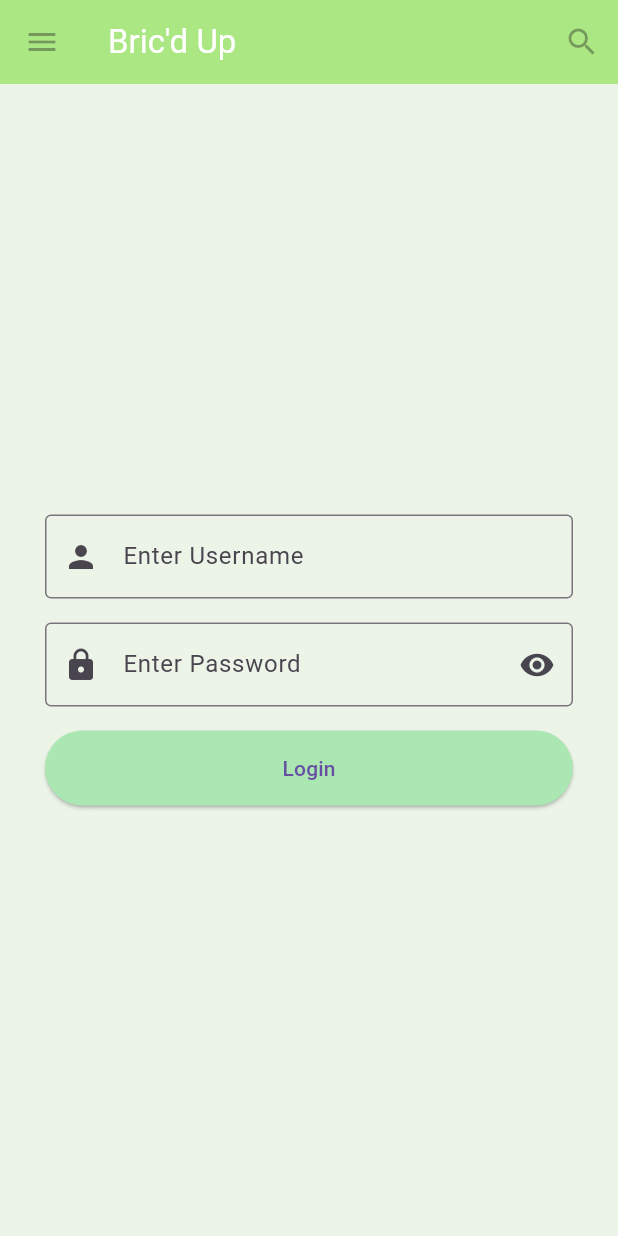
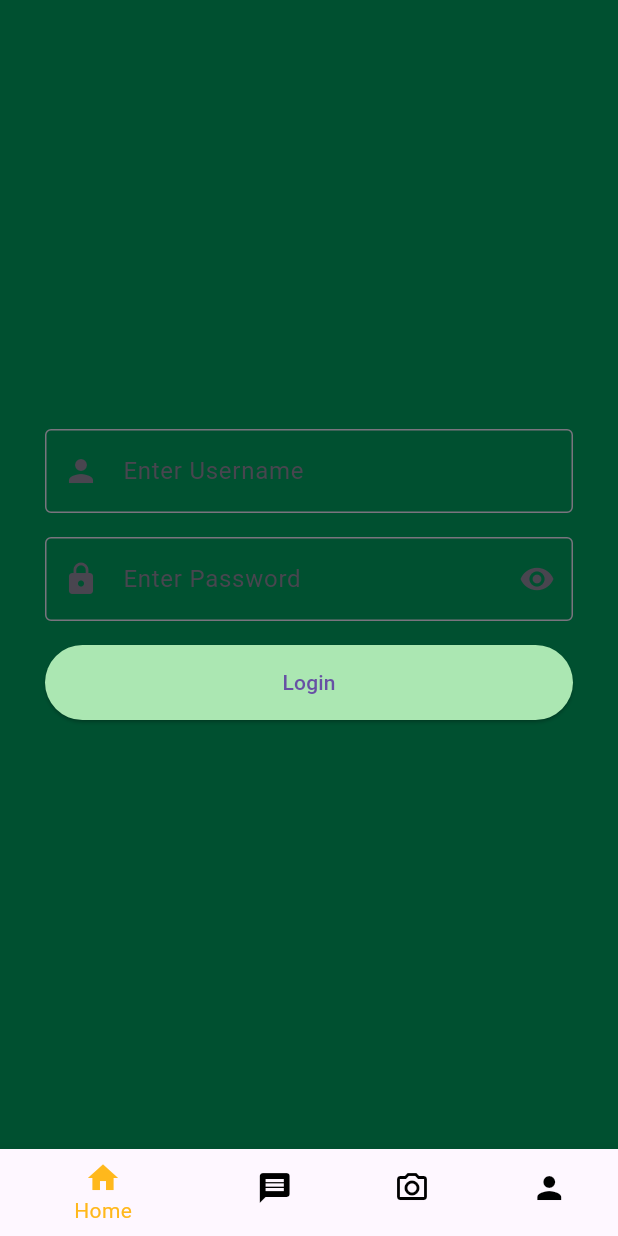
Before and after one commit to MAD-Bric-d-Up/Real-Bricd-Up, a Flutter app: the screen it shows after launch, on a phone screen of 412 x 824 dp. Run offline on Flutter 3.47's test engine with Material 3 defaults, Android fonts, the phone set to English and light mode, and no system bars; our stand-ins replace camera, firebase_core; accounts and stored records are empty.

Commit message:
switched to bottom navbar

```diff
--- a/lib/components/navbar.dart
+++ b/lib/components/navbar.dart
@@ -1,15 +1,9 @@
 import 'package:flutter/material.dart';
 
 class NavBar extends StatelessWidget implements PreferredSizeWidget {
-  final String title;
-  final List<Widget>? actions;
-  final Widget? leading;
 
   const NavBar({
     super.key,
-    required this.title,
-    this.actions,
-    this.leading,
   });
 
   @override
@@ -21,17 +15,40 @@ class NavBar extends StatelessWidget implements PreferredSizeWidget {
       tooltip: 'Navigation Menu',
     );
 
-    return AppBar(
-      leading: leading ?? defaultLeadingIcon,
-      title: Text(
-        title,
-        style: TextStyle(
-          color: Colors.white,
-        ),
+    return Theme(
+      data: Theme.of(context).copyWith(
+        splashColor: Colors.transparent,
+        highlightColor: Colors.transparent,
+        splashFactory: NoSplash.splashFactory,
       ),
-      actions: actions,
-      backgroundColor: const Color(0xFFABE782),
+      child: BottomNavigationBar(
+        items: const <BottomNavigationBarItem>[
+          BottomNavigationBarItem(
+            icon: Icon(Icons.home),
+            label: 'Home',
+          ),
+
+          BottomNavigationBarItem(
+            icon: Icon(Icons.message),
+            label: 'Forum',
+          ),
+
+          BottomNavigationBarItem(
+            icon: Icon(Icons.camera_alt_outlined),
+            label: 'Camera',
+          ),
+
+          BottomNavigationBarItem(
+            icon: Icon(Icons.person),
+            label: 'Profile',
+          ),
+        ],
+        selectedItemColor: const Color(0xFFFFB81C),
+        unselectedItemColor: Colors.black,
+      ),
     );
+
+
   }
 
   @override
--- a/lib/pages/login.dart
+++ b/lib/pages/login.dart
@@ -28,24 +28,9 @@ class _LoginState extends State<Login> {
   Widget build(BuildContext context) {
     // Scaffolds are basic visual structures that act as a foundation layout for a screen
     return Scaffold(
-      backgroundColor: const Color(0xFFECF4E8), // body bg color
+      backgroundColor: const Color(0xFF005030), // body bg color
 
-      // NavBar at top of screen
-      appBar: const NavBar(
-        title: "Bric'd Up",
-        actions: [
-          IconButton(
-            onPressed: null,
-            icon: Icon(Icons.search),
-            tooltip: 'Search',
-          )
-        ],
-        leading: IconButton(
-          onPressed: null,
-          icon: Icon(Icons.menu),
-          tooltip: 'Navigation Menu',
-        ),
-      ),
+      bottomNavigationBar: const NavBar(),
 
       // Main Body Content Here
       body: Padding(
```
